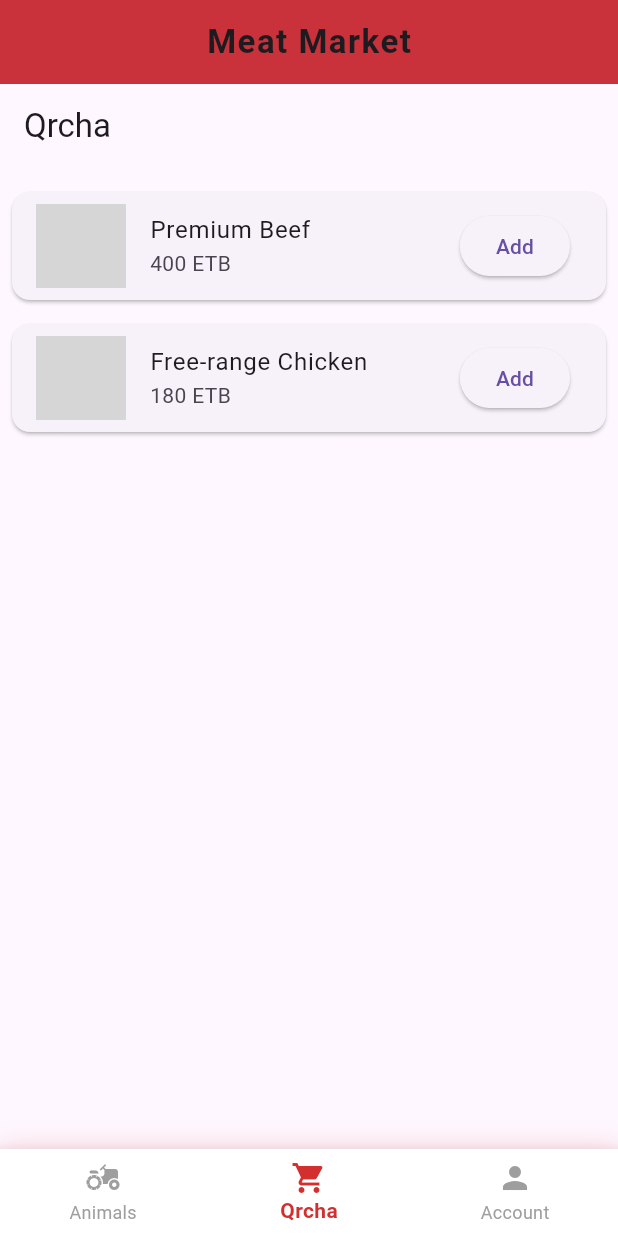
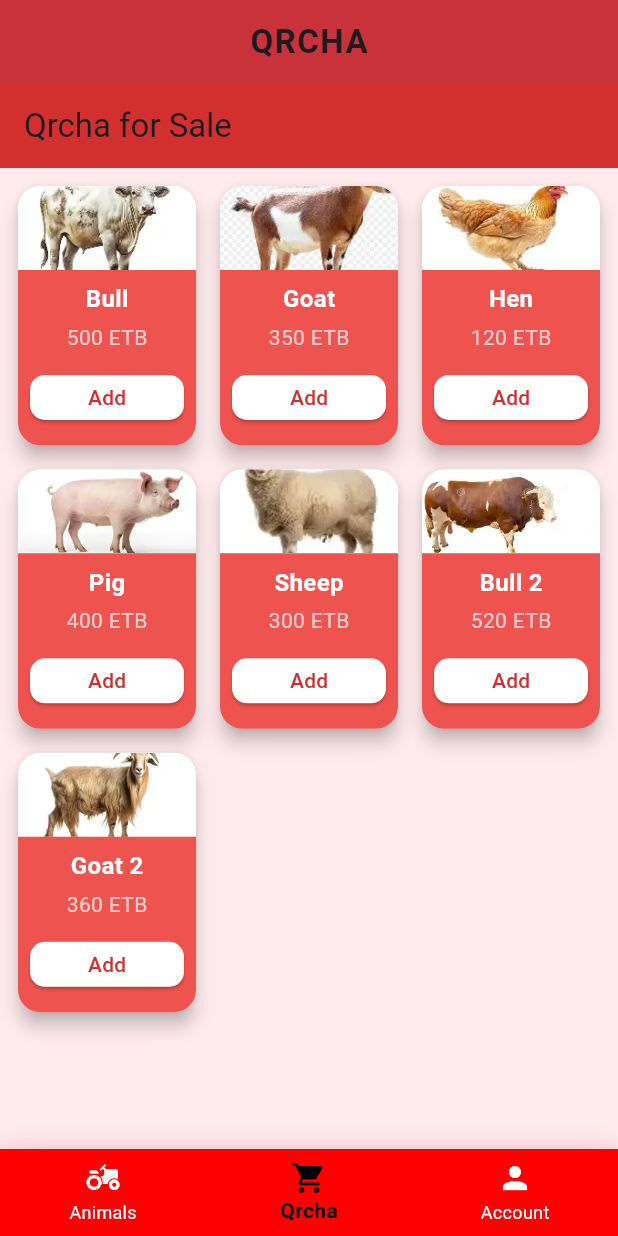
Before and after one commit to kaleb-menbere/QRCHA, a Flutter app: the screen it shows after launch, item 2 of the bottom bar chosen, after a tap on "Add", on a phone screen of 412 x 824 dp. Run offline on Flutter 3.47's test engine with Material 3 defaults, Android fonts, the phone set to English and light mode, and no system bars; grey boxes are pictures that could not be loaded.

Commit message:
animal and qrcha screen created

```diff
--- a/qrcha/lib/screens/animals_screen.dart
+++ b/qrcha/lib/screens/animals_screen.dart
@@ -1,39 +1,49 @@
 import 'package:flutter/material.dart';
+import '../widgets/cards.dart';
 
 class AnimalsScreen extends StatelessWidget {
   const AnimalsScreen({Key? key}) : super(key: key);
 
   @override
   Widget build(BuildContext context) {
-    // Temporary sample data
     final animals = [
-      {'name': 'Beef', 'price': '200 ETB', 'image': 'https://via.placeholder.com/150'},
-      {'name': 'Chicken', 'price': '120 ETB', 'image': 'https://via.placeholder.com/150'},
-      {'name': 'Goat', 'price': '350 ETB', 'image': 'https://via.placeholder.com/150'},
+      {'name': 'Bull', 'price': '500 ETB', 'image': 'assets/bull.png'},
+      {'name': 'Goat', 'price': '350 ETB', 'image': 'assets/goat.png'},
+      {'name': 'Hen', 'price': '120 ETB', 'image': 'assets/hen.png'},
+      {'name': 'Pig', 'price': '400 ETB', 'image': 'assets/pig.png'},
+      {'name': 'Sheep', 'price': '300 ETB', 'image': 'assets/sheep.png'},
+      {'name': 'Bull 2', 'price': '520 ETB', 'image': 'assets/bull2.png'},
+      {'name': 'Goat 2', 'price': '360 ETB', 'image': 'assets/goat2.png'},
     ];
 
     return Scaffold(
-      appBar: AppBar(title: const Text('Animals')),
-      body: ListView.builder(
-        padding: const EdgeInsets.all(8),
+      backgroundColor: Colors.red.shade50,
+      appBar: AppBar(
+        backgroundColor: Colors.red.shade700,
+        title: const Text('Animals for Sale'),
+      ),
+      body: Padding(
+        padding: const EdgeInsets.all(8.0),
+        child: GridView.builder(
           itemCount: animals.length,
+          gridDelegate: const SliverGridDelegateWithFixedCrossAxisCount(
+            crossAxisCount: 3, // 3 cards per row
+            crossAxisSpacing: 8,
+            mainAxisSpacing: 8,
+            childAspectRatio: 0.7, // taller cards
+          ),
           itemBuilder: (context, index) {
             final animal = animals[index];
-          return Card(
-            margin: const EdgeInsets.symmetric(vertical: 8),
-            child: ListTile(
-              leading: Image.network(animal['image']!, width: 60, height: 60, fit: BoxFit.cover),
-              title: Text(animal['name']!),
-              subtitle: Text(animal['price']!),
-              trailing: ElevatedButton(
-                onPressed: () {
-                  // TODO: Add to cart functionality
+            return Cards(
+              name: animal['name']!,
+              price: animal['price']!,
+              imagePath: animal['image']!,
+              onAdd: () {
+                print('${animal['name']} added to cart!');
               },
-                child: const Text('Add'),
-              ),
-            ),
             );
           },
+        ),
       ),
     );
   }
--- a/qrcha/lib/screens/home_page.dart
+++ b/qrcha/lib/screens/home_page.dart
@@ -32,7 +32,7 @@ class _HomePageState extends State<HomePage> {
       // Red AppBar with subtle shadow
       appBar: AppBar(
         title: const Text(
-          'Meat Market',
+          'QRCHA',
           style: TextStyle(
             fontWeight: FontWeight.bold,
             letterSpacing: 1,
@@ -59,9 +59,9 @@ class _HomePageState extends State<HomePage> {
         child: BottomNavigationBar(
           currentIndex: _selectedIndex,
           onTap: _onItemTapped,
-          selectedItemColor: Colors.red.shade700,
-          unselectedItemColor: Colors.grey.shade500,
-          backgroundColor: Colors.white,
+          selectedItemColor: const Color.fromARGB(255, 0, 0, 0),
+          unselectedItemColor: const Color.fromARGB(255, 255, 255, 255),
+          backgroundColor: const Color.fromARGB(255, 255, 0, 0),
           showUnselectedLabels: true,
           selectedLabelStyle: const TextStyle(fontWeight: FontWeight.bold),
           type: BottomNavigationBarType.fixed,
--- a/qrcha/lib/screens/qrcha_screen.dart
+++ b/qrcha/lib/screens/qrcha_screen.dart
@@ -1,38 +1,49 @@
 import 'package:flutter/material.dart';
+import '../widgets/cards.dart';
 
 class QrchaScreen extends StatelessWidget {
   const QrchaScreen({Key? key}) : super(key: key);
 
   @override
   Widget build(BuildContext context) {
-    // Sample featured products
-    final featured = [
-      {'name': 'Premium Beef', 'price': '400 ETB', 'image': 'https://via.placeholder.com/150'},
-      {'name': 'Free-range Chicken', 'price': '180 ETB', 'image': 'https://via.placeholder.com/150'},
+    final animals = [
+      {'name': 'Bull', 'price': '500 ETB', 'image': 'assets/bull.png'},
+      {'name': 'Goat', 'price': '350 ETB', 'image': 'assets/goat.png'},
+      {'name': 'Hen', 'price': '120 ETB', 'image': 'assets/hen.png'},
+      {'name': 'Pig', 'price': '400 ETB', 'image': 'assets/pig.png'},
+      {'name': 'Sheep', 'price': '300 ETB', 'image': 'assets/sheep.png'},
+      {'name': 'Bull 2', 'price': '520 ETB', 'image': 'assets/bull2.png'},
+      {'name': 'Goat 2', 'price': '360 ETB', 'image': 'assets/goat2.png'},
     ];
 
     return Scaffold(
-      appBar: AppBar(title: const Text('Qrcha')),
-      body: ListView.builder(
-        padding: const EdgeInsets.all(8),
-        itemCount: featured.length,
-        itemBuilder: (context, index) {
-          final item = featured[index];
-          return Card(
-            margin: const EdgeInsets.symmetric(vertical: 8),
-            child: ListTile(
-              leading: Image.network(item['image']!, width: 60, height: 60, fit: BoxFit.cover),
-              title: Text(item['name']!),
-              subtitle: Text(item['price']!),
-              trailing: ElevatedButton(
-                onPressed: () {
-                  // TODO: Add to cart functionality
-                },
-                child: const Text('Add'),
-              ),
-            ),
-          );
-        },
+      backgroundColor: Colors.red.shade50,
+      appBar: AppBar(
+        backgroundColor: Colors.red.shade700,
+        title: const Text('Qrcha for Sale'),
+      ),
+      body: Padding(
+        padding: const EdgeInsets.all(8.0),
+        child: GridView.builder(
+          itemCount: animals.length,
+          gridDelegate: const SliverGridDelegateWithFixedCrossAxisCount(
+            crossAxisCount: 3, // 3 cards per row
+            crossAxisSpacing: 8,
+            mainAxisSpacing: 8,
+            childAspectRatio: 0.7, // taller cards
+          ),
+          itemBuilder: (context, index) {
+            final animal = animals[index];
+            return Cards(
+              name: animal['name']!,
+              price: animal['price']!,
+              imagePath: animal['image']!,
+              onAdd: () {
+                print('${animal['name']} added to cart!');
+              },
+            );
+          },
+        ),
       ),
     );
   }
--- /dev/null
+++ b/qrcha/lib/widgets/cards.dart
@@ -0,0 +1,73 @@
+import 'package:flutter/material.dart';
+
+class Cards extends StatelessWidget {
+  final String name;
+  final String price;
+  final String imagePath;
+  final VoidCallback onAdd;
+
+  const Cards({
+    Key? key,
+    required this.name,
+    required this.price,
+    required this.imagePath,
+    required this.onAdd,
+  }) : super(key: key);
+
+  @override
+  Widget build(BuildContext context) {
+    return Card(
+      shape: RoundedRectangleBorder(borderRadius: BorderRadius.circular(15)),
+      elevation: 5,
+      child: Column(
+        crossAxisAlignment: CrossAxisAlignment.stretch,
+        children: [
+          // Animal Image
+          Expanded(
+            child: ClipRRect(
+              borderRadius: const BorderRadius.vertical(top: Radius.circular(15)),
+              child: Image.asset(
+                imagePath,
+                fit: BoxFit.cover,
+              ),
+            ),
+          ),
+          // Name and Price
+          Container(
+            padding: const EdgeInsets.all(8),
+            decoration: BoxDecoration(
+              color: Colors.red.shade400,
+              borderRadius: const BorderRadius.vertical(bottom: Radius.circular(15)),
+            ),
+            child: Column(
+              children: [
+                Text(
+                  name,
+                  style: const TextStyle(
+                      color: Colors.white, fontWeight: FontWeight.bold, fontSize: 16),
+                ),
+                const SizedBox(height: 4),
+                Text(
+                  price,
+                  style: const TextStyle(color: Colors.white70, fontSize: 14),
+                ),
+                const SizedBox(height: 6),
+                ElevatedButton(
+                  onPressed: onAdd,
+                  style: ElevatedButton.styleFrom(
+                    backgroundColor: Colors.white,
+                    foregroundColor: Colors.red.shade700,
+                    minimumSize: const Size(double.infinity, 30),
+                    shape: RoundedRectangleBorder(
+                        borderRadius: BorderRadius.circular(10)),
+                  ),
+                  child: const Text('Add'),
+                ),
+              ],
+            ),
+          ),
+        ],
+      ),
+    );
+  }
+}
--- a/qrcha/pubspec.yaml
+++ b/qrcha/pubspec.yaml
@@ -56,7 +56,8 @@ flutter:
   # included with your application, so that you can use the icons in
   # the material Icons class.
   uses-material-design: true
-
+  assets:
+    - assets/
   # To add assets to your application, add an assets section, like this:
   # assets:
   #   - images/a_dot_burr.jpeg
```
Also changed, not shown: qrcha/lib/screens/animal_detail_screen.dart (added, +134 -0 lines), qrcha/assets/bull.png (added), qrcha/assets/bull2.png (added), qrcha/assets/goat.png (added), qrcha/assets/goat2.png (added), qrcha/assets/hen.png (added), qrcha/assets/hen2.png (added), qrcha/assets/hen3.png (added), qrcha/assets/logo.PNG (added), qrcha/assets/logos.PNG (added), qrcha/assets/pig.png (added), qrcha/assets/sheep.png (added), qrcha/assets/sheep1.png (added), 1 other file. Lines whose indentation alone changed are shown as unchanged.
